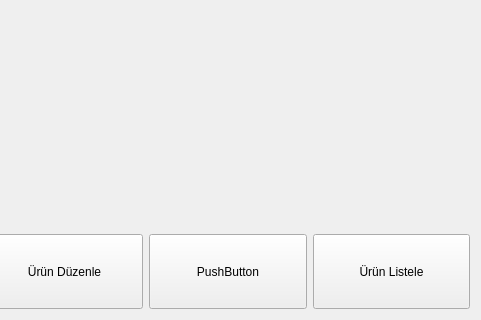
The window that ui/mainPage.ui (GOKaraketir/Envanter) describes before a commit, drawn with Qt 5; both pictures show x 515 to 996 and y 104 to 424 of the 996 by 424 pixel window.
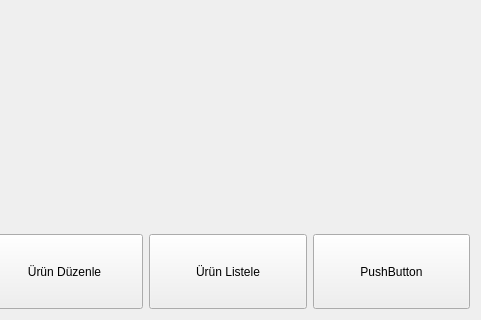
The same window after the commit.

Commit message: delete product

```diff
--- a/ui/mainPage.ui
+++ b/ui/mainPage.ui
@@ -82,7 +82,7 @@
       </widget>
      </item>
      <item>
-      <widget class="QPushButton" name="pushButton_5">
+      <widget class="QPushButton" name="listProducts">
        <property name="minimumSize">
         <size>
          <width>150</width>
@@ -90,12 +90,12 @@
         </size>
        </property>
        <property name="text">
-        <string>PushButton</string>
+        <string>Ürün Listele</string>
        </property>
       </widget>
      </item>
      <item>
-      <widget class="QPushButton" name="listProducts">
+      <widget class="QPushButton" name="pushButton_5">
        <property name="minimumSize">
         <size>
          <width>150</width>
@@ -103,7 +103,7 @@
         </size>
        </property>
        <property name="text">
-        <string>Ürün Listele</string>
+        <string>PushButton</string>
        </property>
       </widget>
      </item>
```
The commit also changes 4 other files.
